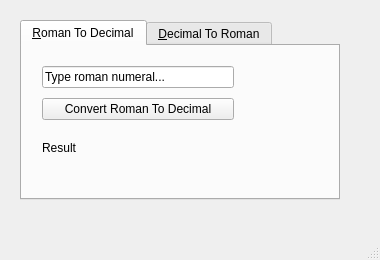
The window that src/mainwindow.ui (The-Developing-Developers/roman-numerals-converter-qt) describes before a commit, drawn with Qt 5.
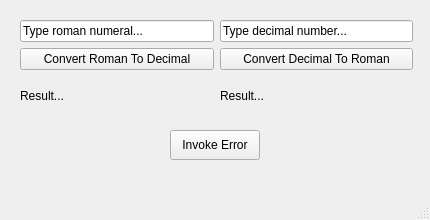
The same window after the commit. The open tabs and pages were chosen to show the change.

```diff
--- a/src/mainwindow.ui
+++ b/src/mainwindow.ui
@@ -6,49 +6,39 @@
    <rect>
     <x>0</x>
     <y>0</y>
-    <width>380</width>
-    <height>260</height>
+    <width>430</width>
+    <height>220</height>
    </rect>
   </property>
   <property name="windowTitle">
    <string>MainWindow</string>
   </property>
   <widget class="QWidget" name="centralwidget">
-   <widget class="QTabWidget" name="tabWidget">
+   <widget class="QPushButton" name="errorButton">
+    <property name="geometry">
+     <rect>
+      <x>170</x>
+      <y>130</y>
+      <width>90</width>
+      <height>30</height>
+     </rect>
+    </property>
+    <property name="text">
+     <string>Invoke Error</string>
+    </property>
+   </widget>
+   <widget class="QWidget" name="">
     <property name="geometry">
      <rect>
       <x>20</x>
       <y>20</y>
-      <width>320</width>
-      <height>180</height>
+      <width>393</width>
+      <height>95</height>
      </rect>
     </property>
-    <property name="currentIndex">
-     <number>1</number>
-    </property>
-    <widget class="QWidget" name="tab">
-     <attribute name="title">
-      <string>&amp;Roman To Decimal</string>
-     </attribute>
-     <widget class="QWidget" name="">
-      <property name="geometry">
-       <rect>
-        <x>20</x>
-        <y>20</y>
-        <width>192</width>
-        <height>99</height>
-       </rect>
-      </property>
+    <layout class="QHBoxLayout" name="horizontalLayout">
+     <item>
       <layout class="QVBoxLayout" name="verticalLayout">
-       <property name="spacing">
-        <number>10</number>
-       </property>
-       <property name="sizeConstraint">
-        <enum>QLayout::SetDefaultConstraint</enum>
-       </property>
-       <property name="leftMargin">
-        <number>0</number>
-       </property>
        <item>
         <widget class="QLineEdit" name="romanNumberLineEdit">
          <property name="text">
@@ -66,30 +56,14 @@
        <item>
         <widget class="QLabel" name="romToDecResultLabel">
          <property name="text">
-          <string>Result</string>
+          <string>Result...</string>
          </property>
         </widget>
        </item>
       </layout>
-     </widget>
-    </widget>
-    <widget class="QWidget" name="tab_2">
-     <attribute name="title">
-      <string>&amp;Decimal To Roman</string>
-     </attribute>
-     <widget class="QWidget" name="">
-      <property name="geometry">
-       <rect>
-        <x>20</x>
-        <y>20</y>
-        <width>192</width>
-        <height>99</height>
-       </rect>
-      </property>
+     </item>
+     <item>
       <layout class="QVBoxLayout" name="verticalLayout_2">
-       <property name="spacing">
-        <number>10</number>
-       </property>
        <item>
         <widget class="QLineEdit" name="decimalNumberLineEdit">
          <property name="text">
@@ -107,13 +81,13 @@
        <item>
         <widget class="QLabel" name="decToRomResultLabel">
          <property name="text">
-          <string>Result</string>
+          <string>Result...</string>
          </property>
         </widget>
        </item>
       </layout>
-     </widget>
-    </widget>
+     </item>
+    </layout>
    </widget>
   </widget>
   <widget class="QMenuBar" name="menubar">
```
Left out of the diff: 4 changed lines with no effect on the pictures.
